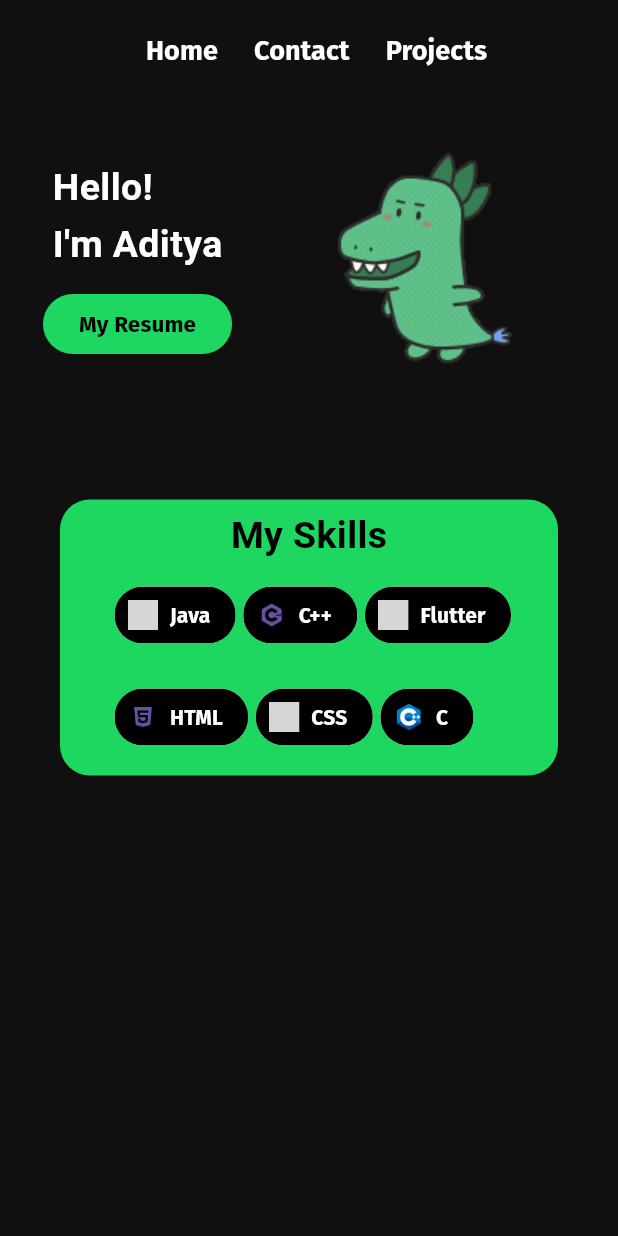
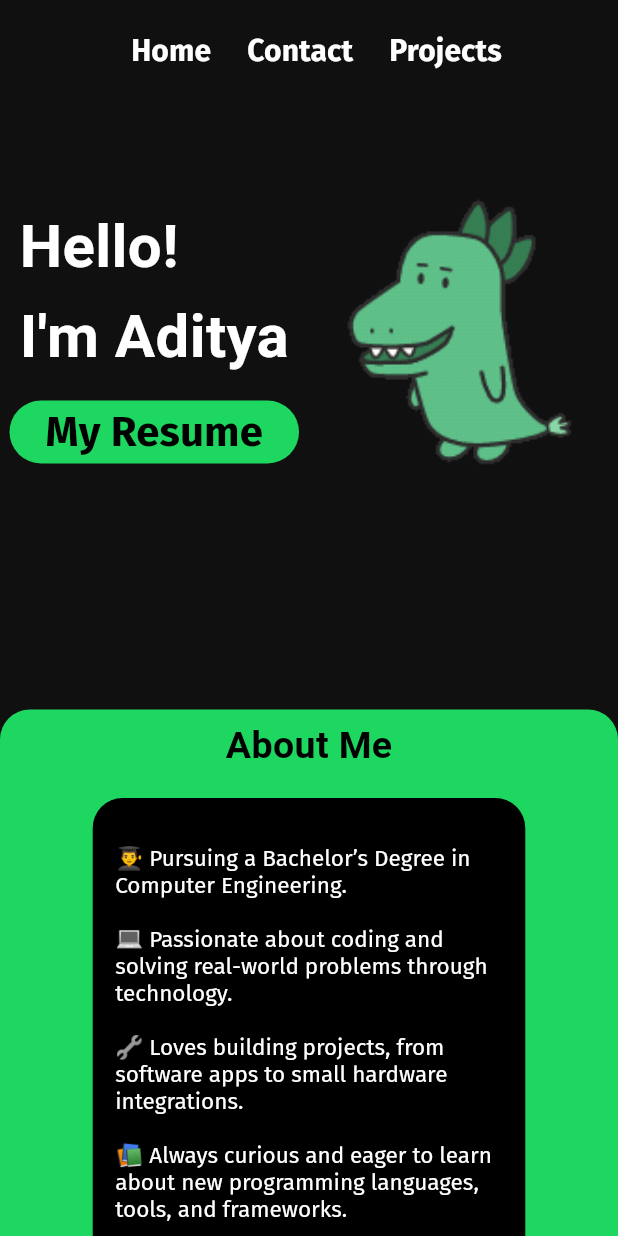
Before and after one commit to aditya-10k/ResumeWeb, a Flutter app: the screen it shows after launch, on a phone screen of 412 x 824 dp. Run offline on Flutter 3.47's test engine with Material 3 defaults, Android fonts, the phone set to English and light mode, and no system bars; our stand-ins replace google_fonts, icons_plus; grey boxes are pictures that could not be loaded.

Commit message:
third commit

```diff
--- /dev/null
+++ b/lib/constants/sizes.dart
@@ -0,0 +1,2 @@
+const double kMinDesktopWidth = 600.0;
+const double kMedDesktopWidth = 950.0;
--- a/lib/constants/skillicons.dart
+++ b/lib/constants/skillicons.dart
@@ -1,4 +1,3 @@
-import 'package:flutter/material.dart';
 import 'package:icons_plus/icons_plus.dart';
 
 List<Map> skills =[
@@ -11,7 +10,7 @@ List<Map> skills =[
 
 
 {
-  "img":Icon(BoxIcons.bxl_c_plus_plus),
+  "img":Brand(Brands.cpp),
   "title":"C++",
 },
 
@@ -21,21 +20,20 @@ List<Map> skills =[
 },
 
 {
-  "img":Icon(BoxIcons.bxl_html5),
+  "img":Brand(Brands.html_5),
   "title":"HTML",
 },
 
 {
-  "img":Brand(Brands.css3),
-  "title":"CSS",
+  "img":Brand(Brands.my_sql),
+  "title":"MYSQL",
+
+},
+
+{
+  "img":Brand(Brands.c_programming),
+  "title":"C",
 
 },
 
 ];
-
-List<Map> skills1=[
-  {
-  "img": 'assets/png-transparent-c-logo-the-c-programming-language-computer-icons-computer-programming-source-code-programming-miscellaneous-template-blue-thumbnail-removebg-preview.png',
-  "title":"C",
-},
-];
--- a/lib/constants/themeengine.dart
+++ b/lib/constants/themeengine.dart
@@ -9,9 +9,9 @@ ThemeData mytheme = ThemeData(
 
 
   textTheme: GoogleFonts.firaSansTextTheme().copyWith(
-    bodySmall: TextStyle(color: Colors.white),
-    bodyMedium: TextStyle(color: Colors.white70),
-    bodyLarge: TextStyle(color: Colors.grey),
+    bodySmall: TextStyle(color: Colors.white,fontFamilyFallback: ['NotoColorEmoji']),
+    bodyMedium: TextStyle(color: Colors.white70,fontFamilyFallback: ['NotoColorEmoji']),
+    bodyLarge: TextStyle(color: Colors.grey,fontFamilyFallback: ['NotoColorEmoji']),
 
   ),
 
--- a/lib/pages/homepage.dart
+++ b/lib/pages/homepage.dart
@@ -1,5 +1,7 @@
 import 'package:flutter/material.dart';
+import 'package:portfolioweb/constants/sizes.dart';
 import 'package:portfolioweb/widgets/header.dart';
+import 'package:portfolioweb/widgets/skillswiddesk.dart';
 import 'package:portfolioweb/widgets/skillswidget.dart';
 import 'package:portfolioweb/widgets/welcomewid.dart';
 
@@ -12,20 +14,31 @@ class Homepage extends StatefulWidget {
 
 class _HomepageState extends State<Homepage> {
 
+//final constraints = MediaQuery.of(context).size;
+
   @override
   Widget build(BuildContext context) {
+    return LayoutBuilder(
+      builder: (context, constraints) {
         return Scaffold(
           body: ListView(
             scrollDirection: Axis.vertical,
             children: [
 
               const Header(),
+              const SizedBox(height: 50,),
               const Welcomewid(),
-          const SizedBox(height: 60,),
-          const Skillswidget(),
+              const SizedBox(height: 150,),
+
+              if(constraints.maxWidth >= kMedDesktopWidth)
+              const Skillswiddesk()
+              else
+              const Skillswidget()
             ],
           )
 
         );
       }
+    );
   }
+}
--- a/lib/widgets/header.dart
+++ b/lib/widgets/header.dart
@@ -33,7 +33,7 @@ class Header extends StatelessWidget {
                       style: TextStyle(
                         color: Colors.white,
                         fontWeight: FontWeight.bold,
-                        fontSize: 15+3
+                        fontSize: 20
                       ),)),
                 ),
                 Spacer(),
--- a/lib/widgets/skillswidget.dart
+++ b/lib/widgets/skillswidget.dart
@@ -1,20 +1,75 @@
 import 'package:flutter/material.dart';
+import 'package:google_fonts/google_fonts.dart';
 import 'package:portfolioweb/constants/skillicons.dart';
 
 class Skillswidget extends StatelessWidget {
   const Skillswidget({super.key});
 
+
   @override
   Widget build(BuildContext context) {
     return Container(
+      //height: 700,
+      width:400 ,
       decoration: BoxDecoration(
         color: Color.fromARGB(255, 30, 215, 96),
         borderRadius: BorderRadius.circular(20)
       ),
-      margin: const EdgeInsets.fromLTRB(40, 0, 40, 10),
+      //margin: const EdgeInsets.fromLTRB(40, 0, 40, 10),
       padding: const EdgeInsets.fromLTRB(10, 5, 10, 5),
             child:  Column(
+              mainAxisSize:MainAxisSize.min ,
+              children: [Align(
+          alignment: Alignment.center,
+          child: Text(
+            'About Me',
+            style: TextStyle(
+              fontWeight: FontWeight.bold,
+              height: 1.5,
+              color: Colors.black,
+              fontSize: 25,
+            ),
+          ),
+        ),
+        SizedBox(height: 16),
+
+        Container(
+          width: MediaQuery.of(context).size.width * 0.7,
+          child: Column(
+            mainAxisAlignment: MainAxisAlignment.start,
+            crossAxisAlignment: CrossAxisAlignment.start,
             children: [
+              Container(
+                width: MediaQuery.of(context).size.width - 20,
+                padding: EdgeInsets.all(15),
+                decoration: BoxDecoration(
+                  color: Colors.black.withOpacity(1),
+                        borderRadius: BorderRadius.circular(20),
+                ),
+                child: Column(children: [
+                  SizedBox(height: 16), // Space between title and content
+          RichText(
+            text: TextSpan(
+              style: GoogleFonts.firaSans(
+                fontSize: 15,
+                color: Colors.white, // Text color for regular text
+              ),
+              children: [
+                TextSpan(text: '👨‍🎓 Pursuing a Bachelor’s Degree in Computer Engineering.\n\n'),
+                TextSpan(text: '💻 Passionate about coding and solving real-world problems through technology.\n\n'),
+                TextSpan(text: '🔧 Loves building projects, from software apps to small hardware integrations.\n\n'),
+                TextSpan(text: '📚 Always curious and eager to learn about new programming languages, tools, and frameworks.\n\n'),
+                TextSpan(text: '🚀 Interested in AI, Web Development, and Mobile App Development, and continually exploring new fields in tech.\n\n'),
+                TextSpan(text: '🎯 Strong believer in continuous learning and staying updated with the latest tech trends.\n\n'),
+                TextSpan(text: '✨ Open for internships and gigs! '),
+              ],
+            ),)
+                ],))
+            ],
+          ),
+        ),
+
+        SizedBox(height: 40,),
                 Text(
                             'My Skills',
                             style: TextStyle(
@@ -24,41 +79,53 @@ class Skillswidget extends StatelessWidget {
                               fontSize: 25
                             ),
                           ),
+                         SizedBox(height: 20,),
+Row(
+mainAxisAlignment: MainAxisAlignment.center,
+  children: [
 
-                Wrap(
+
+        ConstrainedBox(
+          constraints: BoxConstraints(maxWidth: 450),
+          child: Wrap(
+            spacing: 10,
+            runSpacing: 10,
             children: [
-                    for(int i = 0 ; i < skills.length ; i++)
+              for (int i = 0; i < skills.length; i++)
                 Container(
-                    padding: EdgeInsets.fromLTRB(5, 10, 0, 10),
-                     child: Chip(
-                       backgroundColor: Colors.black,
+                  width: 150,
+                  decoration: BoxDecoration(
+                    color: Colors.black,
+                    borderRadius: BorderRadius.circular(20),
+                  ),
+                  //padding: EdgeInsets.fromLTRB(5, 10, 0, 10),
+                  child: ListTile(
+                    contentPadding: EdgeInsets.all(10),
+                    tileColor: Colors.black,
                     shape: StadiumBorder(
                       side: BorderSide(style: BorderStyle.none),
                     ),
-                      label: Text(skills[i]["title"],
+                    title:
+                       Text(
+                        skills[i]["title"],
                         style: TextStyle(
                           color: Colors.white,
-                        fontWeight: FontWeight.bold)),
-                      avatar: skills[i]["img"],
+                          fontWeight: FontWeight.bold,
+                          fontSize: 15,
                         ),
                       ),
-                    Container(
-                      padding: EdgeInsets.fromLTRB(5, 10, 0, 10),
-                      child: Chip(
-                        backgroundColor: Colors.black,
-                        shape: StadiumBorder(
-                        side: BorderSide(style: BorderStyle.none),
-                        ),
-                      label: Text(skills1[0]["title"],
-                      style: TextStyle(
-                        color: Colors.white,
-                        fontWeight: FontWeight.bold
+
+                    leading:  skills[i]["img"],
                   ),
                 ),
-                      avatar: Image.asset(skills1[0]["img"]),
+            ],
           ),
-                    )],
         ),
+
+
+  ],
+),
+
 
 
 
--- a/lib/widgets/welcomewid.dart
+++ b/lib/widgets/welcomewid.dart
@@ -8,51 +8,68 @@ class Welcomewid extends StatefulWidget {
 }
 
 class _WelcomewidState extends State<Welcomewid> {
-
   double _opacity = 1.0;
-bool isvisible = true;
+  bool isVisible = true;
 
   double _opacity1 = 0.0;
-bool isvisible1 = false;
+  bool isVisible1 = false;
+
+  // Add a flag to track if the animation has been played
+  bool _animationPlayed = false;
 
   @override
   void initState() {
-    // TODO: implement initState
     super.initState();
 
+    // Check if the animation has already played
+    if (!_animationPlayed) {
+      _playWelcomeAnimation();
+    }
+  }
+
+  void _playWelcomeAnimation() {
+    // Schedule the animations using WidgetsBinding
+    WidgetsBinding.instance.addPostFrameCallback((_) {
       Future.delayed(Duration(milliseconds: 2400), () {
+        if (mounted) {
           setState(() {
             _opacity = 0;
           });
+        }
       });
 
-
       Future.delayed(Duration(milliseconds: 5000), () {
+        if (mounted) {
           setState(() {
-        isvisible = false;
+            isVisible = false;
           });
+        }
       });
 
       Future.delayed(Duration(milliseconds: 5100), () {
+        if (mounted) {
           setState(() {
             _opacity1 = 1;
+            _animationPlayed = true; // Mark animation as played
           });
+        }
       });
 
-
       Future.delayed(Duration(milliseconds: 1000), () {
+        if (mounted) {
           setState(() {
-        isvisible = true;
+            isVisible = true;
+          });
+        }
       });
     });
   }
-
 
   @override
   Widget build(BuildContext context) {
     return Center(
       child: Container(
-              child: isvisible
+        child: isVisible
             ? Center(
                 child: Column(
                   children: [
@@ -65,21 +82,16 @@ bool isvisible1 = false;
                         height: 50, // Adjust height as needed
                       ),
                     ),
-                          SizedBox(height: 150,)
+                    SizedBox(height: 150),
                   ],
                 ),
               )
             : Row(
-
                 mainAxisAlignment: MainAxisAlignment.spaceEvenly,
                 mainAxisSize: MainAxisSize.max,
                 children: [
-
                   Column(
-                        //mainAxisAlignment: MainAxisAlignment.center,
-                        //crossAxisAlignment: CrossAxisAlignment.center,
                     children: [
-
                       AnimatedOpacity(
                         opacity: _opacity1,
                         duration: Duration(seconds: 2),
@@ -89,21 +101,18 @@ bool isvisible1 = false;
                             fontWeight: FontWeight.bold,
                             height: 1.5,
                             color: Colors.white,
-                                fontSize: 25
+                            fontSize: 40,
                           ),
                         ),
                       ),
-
-                          SizedBox(height: 10,),
-
+                      SizedBox(height: 10),
                       AnimatedOpacity(
                         opacity: _opacity1,
                         duration: Duration(seconds: 2),
-                            child: FilledButton(onPressed: () {  },
-
-                              style: ButtonStyle(
-
-                                backgroundColor: WidgetStatePropertyAll(Color.fromARGB(255, 30, 215, 96))
+                        child: FilledButton(
+                          onPressed: () {},
+                          style: ElevatedButton.styleFrom(
+                            backgroundColor: Color.fromARGB(255, 30, 215, 96),
                           ),
                           child: Text(
                             'My Resume',
@@ -111,12 +120,11 @@ bool isvisible1 = false;
                               fontWeight: FontWeight.bold,
                               height: 1.5,
                               color: Colors.black,
-                                fontSize: 15
-                              ))
-                            ,
+                              fontSize: 28,
                             ),
-                          )
-
+                          ),
+                        ),
+                      ),
                     ],
                   ),
                   AnimatedOpacity(
@@ -124,13 +132,14 @@ bool isvisible1 = false;
                     duration: Duration(seconds: 2),
                     child: Container(
                       child: Image.asset(
-                              'assets/Animation - 1727264820097.gif',
+                        'assets/Animation - 1727374271563.gif',
                         height: 200,
+                        scale: 0.8,
                       ),
                     ),
-                        )
+                  ),
                 ],
-                  )
+              ),
       ),
     );
   }
```
Also changed, not shown: lib/widgets/skillswiddesk.dart (added, +150 -0 lines), assets/Animation - 1727373809816.gif (added), assets/Animation - 1727374271563.gif (added). Lines whose indentation alone changed are shown as unchanged.
